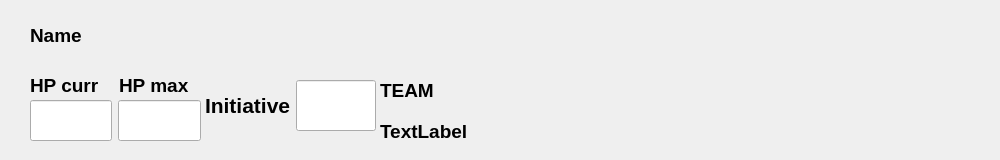
First picture: the form in src/CombatantWidget/combatantwidget.ui, repository lazaropo/2EManager, before the edit.
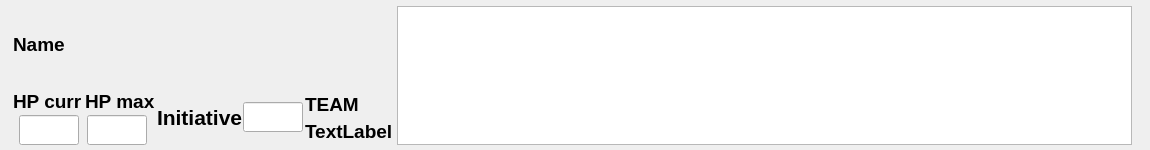
Second picture: the form after the edit. Custom widgets are drawn as their Qt base class.

```diff
--- a/src/CombatantWidget/combatantwidget.ui
+++ b/src/CombatantWidget/combatantwidget.ui
@@ -6,20 +6,20 @@
    <rect>
     <x>0</x>
     <y>0</y>
-    <width>1000</width>
-    <height>160</height>
+    <width>1150</width>
+    <height>150</height>
    </rect>
   </property>
   <property name="sizePolicy">
-   <sizepolicy hsizetype="Fixed" vsizetype="Fixed">
+   <sizepolicy hsizetype="MinimumExpanding" vsizetype="Maximum">
     <horstretch>0</horstretch>
     <verstretch>0</verstretch>
    </sizepolicy>
   </property>
   <property name="maximumSize">
    <size>
-    <width>1200</width>
-    <height>180</height>
+    <width>1000000</width>
+    <height>150</height>
    </size>
   </property>
   <property name="windowTitle">
@@ -31,69 +31,23 @@
   <property name="styleSheet">
    <string notr="true"/>
   </property>
-  <widget class="QLabel" name="label_name">
-   <property name="geometry">
-    <rect>
-     <x>30</x>
-     <y>0</y>
-     <width>451</width>
-     <height>71</height>
-    </rect>
+  <layout class="QGridLayout" name="gridLayout">
+   <property name="leftMargin">
+    <number>3</number>
    </property>
-   <property name="font">
-    <font>
-     <pointsize>14</pointsize>
-     <bold>true</bold>
-    </font>
+   <property name="topMargin">
+    <number>0</number>
    </property>
-   <property name="text">
-    <string>Name</string>
+   <property name="rightMargin">
+    <number>3</number>
    </property>
-   <property name="scaledContents">
-    <bool>true</bool>
+   <property name="bottomMargin">
+    <number>5</number>
    </property>
-  </widget>
-  <widget class="QWidget" name="layoutWidget">
-   <property name="geometry">
-    <rect>
-     <x>30</x>
-     <y>100</y>
-     <width>171</width>
-     <height>41</height>
-    </rect>
+   <property name="spacing">
+    <number>2</number>
    </property>
-   <layout class="QHBoxLayout" name="horizontalLayout">
-    <item>
-     <widget class="QLineEdit" name="lineEdit_hp_curr">
-      <property name="sizePolicy">
-       <sizepolicy hsizetype="Expanding" vsizetype="MinimumExpanding">
-        <horstretch>0</horstretch>
-        <verstretch>0</verstretch>
-       </sizepolicy>
-      </property>
-     </widget>
-    </item>
-    <item>
-     <widget class="QLineEdit" name="lineEdit_hp_max">
-      <property name="sizePolicy">
-       <sizepolicy hsizetype="Expanding" vsizetype="MinimumExpanding">
-        <horstretch>0</horstretch>
-        <verstretch>0</verstretch>
-       </sizepolicy>
-      </property>
-     </widget>
-    </item>
-   </layout>
-  </widget>
-  <widget class="QWidget" name="layoutWidget">
-   <property name="geometry">
-    <rect>
-     <x>30</x>
-     <y>70</y>
-     <width>171</width>
-     <height>31</height>
-    </rect>
-   </property>
+   <item row="7" column="1">
    <layout class="QHBoxLayout" name="horizontalLayout_2">
     <item>
      <widget class="QLabel" name="label_2">
@@ -122,57 +76,8 @@
      </widget>
     </item>
    </layout>
-  </widget>
-  <widget class="QWidget" name="layoutWidget">
-   <property name="geometry">
-    <rect>
-     <x>380</x>
-     <y>70</y>
-     <width>91</width>
-     <height>81</height>
-    </rect>
-   </property>
-   <layout class="QVBoxLayout" name="verticalLayout">
-    <property name="spacing">
-     <number>0</number>
-    </property>
-    <item>
-     <widget class="QLabel" name="label_side">
-      <property name="font">
-       <font>
-        <pointsize>14</pointsize>
-        <bold>true</bold>
-       </font>
-      </property>
-      <property name="text">
-       <string>TEAM</string>
-      </property>
-     </widget>
-    </item>
-    <item>
-     <widget class="QLabel" name="label_vitality">
-      <property name="font">
-       <font>
-        <pointsize>14</pointsize>
-        <bold>true</bold>
-       </font>
-      </property>
-      <property name="text">
-       <string>TextLabel</string>
-      </property>
-     </widget>
-    </item>
-   </layout>
-  </widget>
-  <widget class="QWidget" name="layoutWidget">
-   <property name="geometry">
-    <rect>
-     <x>200</x>
-     <y>80</y>
-     <width>181</width>
-     <height>51</height>
-    </rect>
-   </property>
+   </item>
+   <item row="7" column="2" rowspan="2">
    <layout class="QHBoxLayout" name="horizontalLayout_3">
     <property name="spacing">
      <number>0</number>
@@ -202,15 +107,15 @@
     <item>
      <widget class="QLineEdit" name="lineEdit_initiative">
       <property name="sizePolicy">
-       <sizepolicy hsizetype="Fixed" vsizetype="MinimumExpanding">
+        <sizepolicy hsizetype="Maximum" vsizetype="Maximum">
         <horstretch>0</horstretch>
         <verstretch>0</verstretch>
        </sizepolicy>
       </property>
       <property name="maximumSize">
        <size>
-        <width>80</width>
-        <height>80</height>
+         <width>60</width>
+         <height>30</height>
        </size>
       </property>
       <property name="font">
@@ -221,13 +126,181 @@
      </widget>
     </item>
    </layout>
-  </widget>
+   </item>
+   <item row="3" column="5" rowspan="6">
+    <widget class="MyMenuWidget" name="tableWidget"/>
+   </item>
+   <item row="8" column="0">
+    <spacer name="horizontalSpacer_2">
+     <property name="orientation">
+      <enum>Qt::Orientation::Horizontal</enum>
+     </property>
+     <property name="sizeType">
+      <enum>QSizePolicy::Policy::Maximum</enum>
+     </property>
+     <property name="sizeHint" stdset="0">
+      <size>
+       <width>10</width>
+       <height>20</height>
+      </size>
+     </property>
+    </spacer>
+   </item>
+   <item row="5" column="6">
+    <spacer name="horizontalSpacer">
+     <property name="orientation">
+      <enum>Qt::Orientation::Horizontal</enum>
+     </property>
+     <property name="sizeType">
+      <enum>QSizePolicy::Policy::Maximum</enum>
+     </property>
+     <property name="sizeHint" stdset="0">
+      <size>
+       <width>15</width>
+       <height>20</height>
+      </size>
+     </property>
+    </spacer>
+   </item>
+   <item row="8" column="1">
+    <layout class="QHBoxLayout" name="horizontalLayout">
+     <item>
+      <widget class="QLineEdit" name="lineEdit_hp_curr">
+       <property name="sizePolicy">
+        <sizepolicy hsizetype="Maximum" vsizetype="Maximum">
+         <horstretch>0</horstretch>
+         <verstretch>0</verstretch>
+        </sizepolicy>
+       </property>
+       <property name="minimumSize">
+        <size>
+         <width>0</width>
+         <height>30</height>
+        </size>
+       </property>
+       <property name="maximumSize">
+        <size>
+         <width>60</width>
+         <height>50</height>
+        </size>
+       </property>
+      </widget>
+     </item>
+     <item>
+      <widget class="QLineEdit" name="lineEdit_hp_max">
+       <property name="sizePolicy">
+        <sizepolicy hsizetype="Maximum" vsizetype="Maximum">
+         <horstretch>0</horstretch>
+         <verstretch>0</verstretch>
+        </sizepolicy>
+       </property>
+       <property name="minimumSize">
+        <size>
+         <width>0</width>
+         <height>30</height>
+        </size>
+       </property>
+       <property name="maximumSize">
+        <size>
+         <width>60</width>
+         <height>50</height>
+        </size>
+       </property>
+      </widget>
+     </item>
+    </layout>
+   </item>
+   <item row="0" column="1" rowspan="7" colspan="4">
+    <widget class="QLabel" name="label_name">
+     <property name="sizePolicy">
+      <sizepolicy hsizetype="Preferred" vsizetype="MinimumExpanding">
+       <horstretch>0</horstretch>
+       <verstretch>0</verstretch>
+      </sizepolicy>
+     </property>
+     <property name="maximumSize">
+      <size>
+       <width>380</width>
+       <height>16777215</height>
+      </size>
+     </property>
+     <property name="font">
+      <font>
+       <pointsize>14</pointsize>
+       <bold>true</bold>
+      </font>
+     </property>
+     <property name="text">
+      <string>Name</string>
+     </property>
+     <property name="scaledContents">
+      <bool>true</bool>
+     </property>
+    </widget>
+   </item>
+   <item row="7" column="3" rowspan="2">
+    <layout class="QVBoxLayout" name="verticalLayout">
+     <property name="spacing">
+      <number>0</number>
+     </property>
+     <item>
+      <widget class="QLabel" name="label_side">
+       <property name="font">
+        <font>
+         <pointsize>14</pointsize>
+         <bold>true</bold>
+        </font>
+       </property>
+       <property name="text">
+        <string>TEAM</string>
+       </property>
+      </widget>
+     </item>
+     <item>
+      <widget class="QLabel" name="label_vitality">
+       <property name="font">
+        <font>
+         <pointsize>14</pointsize>
+         <bold>true</bold>
+        </font>
+       </property>
+       <property name="text">
+        <string>TextLabel</string>
+       </property>
+      </widget>
+     </item>
+    </layout>
+   </item>
+   <item row="9" column="5">
+    <spacer name="verticalSpacer">
+     <property name="orientation">
+      <enum>Qt::Orientation::Vertical</enum>
+     </property>
+     <property name="sizeType">
+      <enum>QSizePolicy::Policy::Maximum</enum>
+     </property>
+     <property name="sizeHint" stdset="0">
+      <size>
+       <width>5</width>
+       <height>10</height>
+      </size>
+     </property>
+    </spacer>
+   </item>
+  </layout>
   <zorder>layoutWidget</zorder>
   <zorder>layoutWidget</zorder>
   <zorder>layoutWidget</zorder>
   <zorder>layoutWidget</zorder>
   <zorder>label_name</zorder>
  </widget>
+ <customwidgets>
+  <customwidget>
+   <class>MyMenuWidget</class>
+   <extends>QTableWidget</extends>
+   <header>MyMenuWidget.h</header>
+  </customwidget>
+ </customwidgets>
  <resources/>
  <connections/>
 </ui>
```
Left out of the diff: 4 changed lines with no effect on the pictures. Lines whose indentation alone changed are shown as unchanged.
